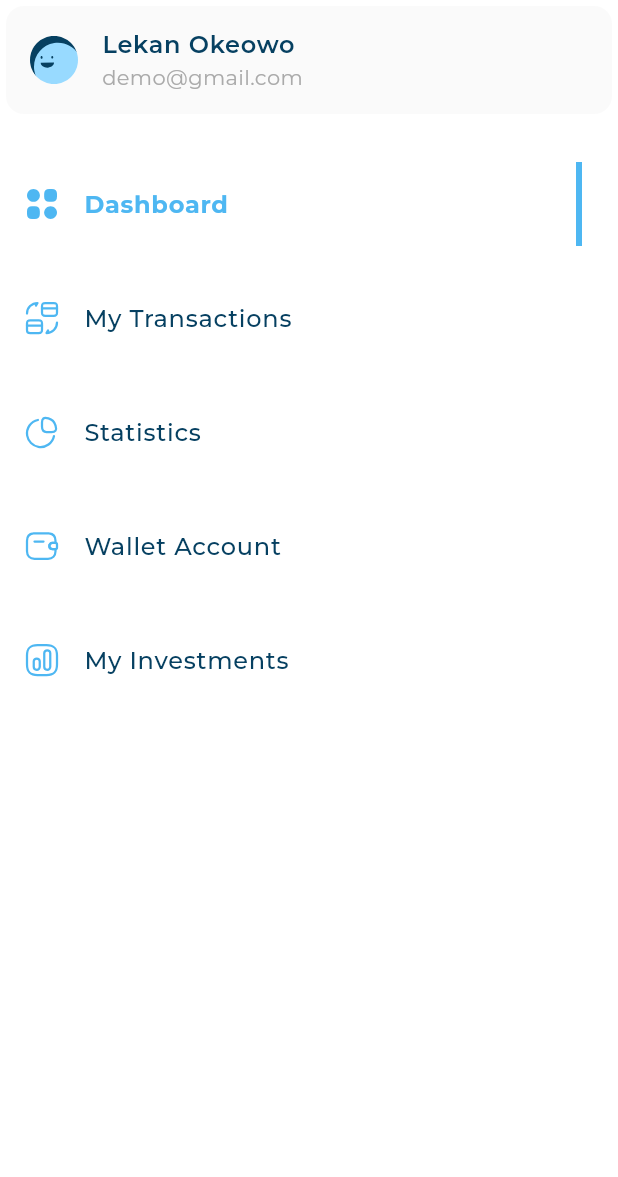
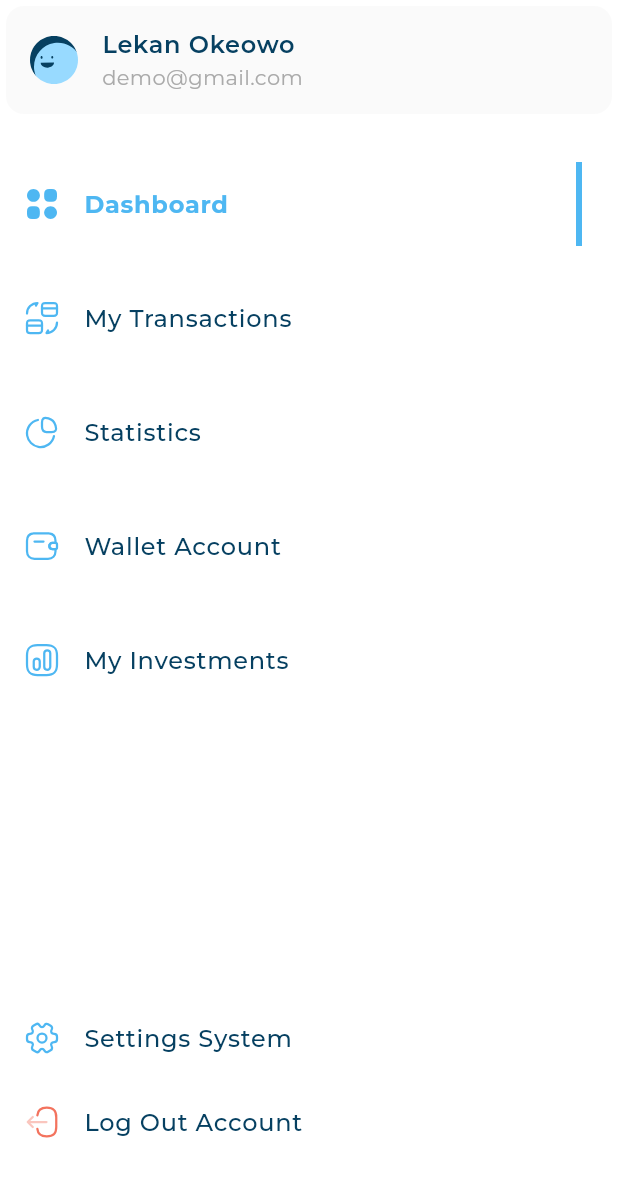
Before and after one commit to MahmoudAbuelazm/responsive_dash_board, a Flutter app: the CustomDrawer widget shown alone on an empty page, opened directly, on a phone screen of 412 x 824 dp. Shown: the top 1177 px of the screen. Run offline on Flutter 3.47's test engine with Material 3 defaults, Android fonts, the phone set to English and light mode, and no system bars; our stand-ins replace flutter_svg, google_fonts.

Commit message:
Enhance CustomDrawer by adding InActiveDrawerItem widgets for improved navigation options

```diff
--- a/lib/widgets/custom_drawer.dart
+++ b/lib/widgets/custom_drawer.dart
@@ -1,4 +1,6 @@
 import 'package:flutter/material.dart';
+import 'package:responsive_dash_board/models/drawer_item_model.dart';
+import 'package:responsive_dash_board/widgets/in_active_drawer_item.dart';
 import 'package:responsive_dash_board/widgets/user_info_list_tile.dart';
 
 import '../section/drawer_items_list_view.dart';
@@ -7,13 +9,11 @@ import '../utils/app_images.dart';
 class CustomDrawer extends StatelessWidget {
   const CustomDrawer({super.key});
 
-
-
   @override
   Widget build(BuildContext context) {
     return Container(
       color: Colors.white,
-      child:  const Column(
+      child: const Column(
         children: [
           UserInfoListTile(
             image: Assets.imagesAvatar3,
@@ -24,6 +24,18 @@ class CustomDrawer extends StatelessWidget {
             height: 8,
           ),
           DrawerItemsListView(),
+          Expanded(child: SizedBox()),
+          InActiveDrawerItem(
+            item: DrawerItemModel(
+                title: "Settings System", icon: Assets.imagesSettings),
+          ),
+          InActiveDrawerItem(
+            item: DrawerItemModel(
+                title: "Log Out Account", icon: Assets.imagesLogout),
+          ),
+          SizedBox(
+            height: 48,
+          ),
         ],
       ),
     );
```
